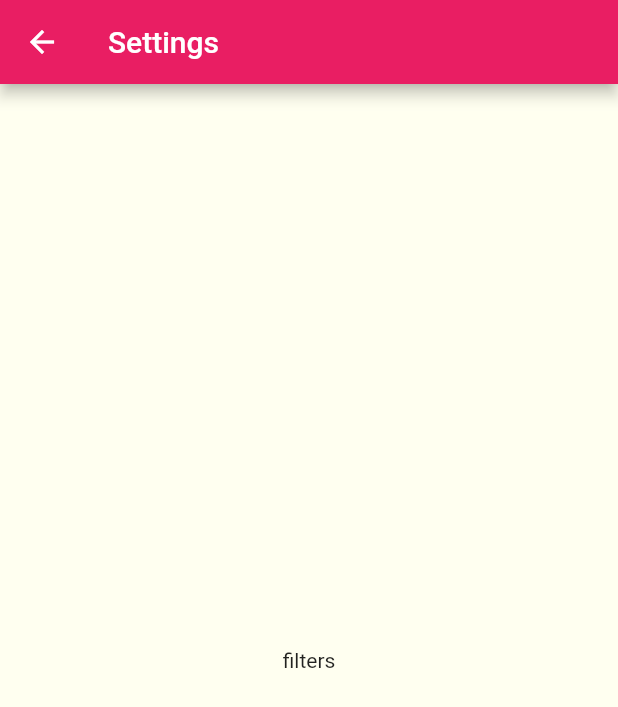
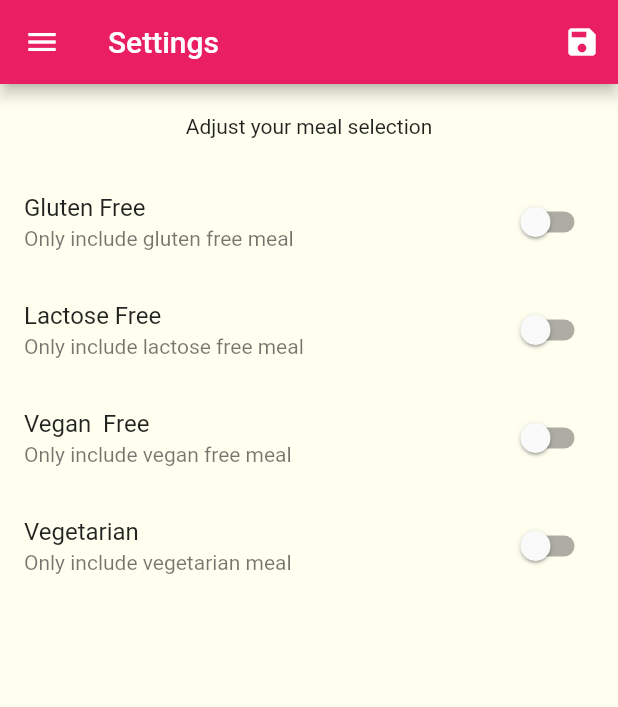
Before and after one commit to ilyosbekkk/meals_app, a Flutter app: the FiltersScreen screen opened by its route, on a phone screen of 412 x 824 dp. Shown: the top 707 px of the screen. Run offline on Flutter 3.47's test engine with Material 2 defaults, Android fonts, the phone set to English and light mode, and no system bars.

Commit message:
app completed

```diff
--- a/lib/main.dart
+++ b/lib/main.dart
@@ -1,9 +1,11 @@
 import 'package:flutter/material.dart';
+import 'package:meals_udemy/dummy_data.dart';
+import 'package:meals_udemy/models/meal.dart';
 import 'package:meals_udemy/screens/filters_screen.dart';
 import 'package:meals_udemy/screens/meal_detail_screen.dart';
+import 'package:meals_udemy/screens/meals_screen.dart';
 import 'package:meals_udemy/screens/pagenotfound_screen.dart';
 import 'package:meals_udemy/screens/tabs_screen.dart';
-import 'file:///D:/Flutter%20Projects/meals_udemy/lib/widgets/recipes.dart';
 
 import 'screens/categories_screen.dart';
 
@@ -11,8 +13,47 @@ void main() {
   runApp(MyApp());
 }
 
-class MyApp extends StatelessWidget {
-  // This widget is the root of your application.
+class MyApp extends StatefulWidget {
+  @override
+  _MyAppState createState() => _MyAppState();
+}
+
+class _MyAppState extends State<MyApp> {
+  Map<String, bool> currentSelection = {
+    'gluten': false,
+    'lactose': false,
+    'vegan': false,
+    'vegetarian': false
+  };
+  List<Meal> _availableMeals = DUMMY_MEALS;
+  List<Meal> _favoriteMeals = [];
+
+  void _setSelection(Map<String, bool> selection) {
+    setState(() {
+      currentSelection = selection;
+      _availableMeals = DUMMY_MEALS.where((element) {
+        if (currentSelection['gluten'] && !element.isGlutenFree) return false;
+        if (currentSelection['lactose'] && !element.isLactoseFree) return false;
+        if (currentSelection['vegan'] && !element.isVegan) return false;
+        if (currentSelection['vegetarian'] && !element.isVegetarian)
+          return false;
+        return true;
+      }).toList();
+    });
+  }
+
+  void _setFavorite(Meal meal) {
+     setState(() {
+       _favoriteMeals.add(meal);
+     });
+  }
+  void _undoFavorite(Meal meal){
+    setState(() {
+      _favoriteMeals.remove(meal);
+    });
+  }
+
+
   @override
   Widget build(BuildContext context) {
     return MaterialApp(
@@ -27,10 +68,12 @@ class MyApp extends StatelessWidget {
                 bodyText1: TextStyle(color: Color.fromRGBO(20, 51, 51, 1)))),
         initialRoute: '/',
         routes: {
-          '/': (context) => TabsScreen(),
-          '/recipes': (context) => IndividualCategory(),
-          '/recipes/meal_detail': (context) => MealDetail(),
-          '/filters': (context) => FiltersScreen()
+          '/': (context) => TabsScreen(_favoriteMeals),
+          '/recipes': (context) => IndividualCategory(
+                meals: _availableMeals,
+              ),
+          '/recipes/meal_detail': (context) => MealDetail(_setFavorite, _undoFavorite),
+          '/filters': (context) => FiltersScreen(_setSelection, currentSelection)
         },
 
         //can be useful in some cases:  when your pages are created dynamically
@@ -39,20 +82,3 @@ class MyApp extends StatelessWidget {
             MaterialPageRoute(builder: (context) => PageNotFound()));
   }
 }
-
-class MyHomePage extends StatefulWidget {
-  @override
-  _MyHomePageState createState() => _MyHomePageState();
-}
-
-class _MyHomePageState extends State<MyHomePage> {
-  @override
-  Widget build(BuildContext context) {
-    return Scaffold(
-      appBar: AppBar(
-        title: Text("My App"),
-      ),
-      // This trailing comma makes auto-formatting nicer for build methods.
-    );
-  }
-}
--- a/lib/models/meal.dart
+++ b/lib/models/meal.dart
@@ -3,7 +3,7 @@ import 'package:flutter/foundation.dart';
 enum Complexity { Simple, Challenging, Hard }
 enum Affordability { Affordable, Pricey, Luxurious }
 
-class Meal{
+class Meal {
   final String id;
   final List<String> categories;
   final String title;
@@ -17,9 +17,10 @@ class Meal{
   final bool isLactoseFree;
   final bool isVegan;
   final bool isVegetarian;
+  bool isFavorite = false;
 
-  Meal(
-      {@required this.id,
+  Meal({
+    @required this.id,
     @required this.categories,
     @required this.title,
     @required this.imageUrl,
@@ -31,5 +32,6 @@ class Meal{
     @required this.isGlutenFree,
     @required this.isLactoseFree,
     @required this.isVegan,
-      @required this.isVegetarian});
+    @required this.isVegetarian,
+  });
 }
--- a/lib/screens/filters_screen.dart
+++ b/lib/screens/filters_screen.dart
@@ -1,15 +1,95 @@
 import 'package:flutter/material.dart';
+import 'package:meals_udemy/widgets/main_drawer.dart';
 
-class FiltersScreen extends StatelessWidget {
+class FiltersScreen extends StatefulWidget {
+  final Function setSelection;
+  final Map<String, dynamic> myMap;
+
+  FiltersScreen(this.setSelection, this.myMap);
+
+  @override
+  _FiltersScreenState createState() => _FiltersScreenState();
+}
+
+class _FiltersScreenState extends State<FiltersScreen> {
+  bool _glutenFree;
+  bool _vegetarian;
+  bool _vegan;
+  bool _lactoseFree;
+
+  @override
+  void initState() {
+    // TODO: implement initState
+    super.initState();
+    _glutenFree = widget.myMap['gluten'];
+    _vegetarian = widget.myMap['vegetarian'];
+    _vegan = widget.myMap['vegan'];
+    _lactoseFree = widget.myMap['lactose'];
+  }
+
   @override
   Widget build(BuildContext context) {
     return Scaffold(
       appBar: AppBar(
         title: Text("Settings"),
+        actions: [
+          IconButton(
+              icon: Icon(Icons.save),
+              onPressed: () {
+                widget.setSelection({'gluten': _glutenFree, 'lactose': _lactoseFree, 'vegan': _vegan, 'vegetarian': _vegetarian,});
+              })
+        ],
       ),
-      body: Center(
-        child: Text("filters"),
+      body: Column(
+        children: [
+          Container(
+            padding: EdgeInsets.all(20),
+            child: Text("Adjust your meal selection"),
+          ),
+          Expanded(
+              child: ListView(
+            children: [
+              buildSwitchListTile(
+                  _glutenFree, "Gluten Free", "Only include gluten free meal",
+                  (newValue) {
+                setState(() {
+                  _glutenFree = newValue;
+                });
+              }),
+              buildSwitchListTile(_lactoseFree, "Lactose Free",
+                  "Only include lactose free meal", (newValue) {
+                setState(() {
+                  _lactoseFree = newValue;
+                });
+              }),
+              buildSwitchListTile(
+                  _vegan, "Vegan  Free", "Only include vegan free meal",
+                  (newValue) {
+                setState(() {
+                  _vegan = newValue;
+                });
+              }),
+              buildSwitchListTile(
+                  _vegetarian, "Vegetarian", "Only include vegetarian meal",
+                  (newValue) {
+                setState(() {
+                  _vegetarian = newValue;
+                });
+              }),
+            ],
+          ))
+        ],
       ),
+      drawer: MainDrawer(),
     );
   }
+
+  Widget buildSwitchListTile(
+      bool currentValue, String title, String subtitle, Function updateValue) {
+    return SwitchListTile(
+        onChanged: updateValue,
+        value: currentValue,
+        title: Text(title),
+        subtitle: Text(subtitle));
+  }
 }
--- a/lib/widgets/recipes.dart
+++ b/lib/screens/meals_screen.dart
@@ -1,8 +1,13 @@
 import 'package:flutter/material.dart';
 import 'package:meals_udemy/dummy_data.dart';
-import 'meal_item.dart';
+import 'package:meals_udemy/models/meal.dart';
+import '../widgets/meal_item.dart';
 
 class IndividualCategory extends StatefulWidget {
+  final List<Meal> meals;
+
+  const IndividualCategory({this.meals});
+
   @override
   _IndividualCategoryState createState() => _IndividualCategoryState();
 }
@@ -15,7 +20,7 @@ class _IndividualCategoryState extends State<IndividualCategory> {
     final id = modalRoutArguments['id'];
     final title = modalRoutArguments['title'];
     final filteredMeals =
-        DUMMY_MEALS.where((meal) => meal.categories.contains(id)).toList();
+        widget.meals.where((meal) => meal.categories.contains(id)).toList();
 
     return Scaffold(
         appBar: AppBar(
@@ -25,12 +30,11 @@ class _IndividualCategoryState extends State<IndividualCategory> {
             itemCount: filteredMeals.length,
             itemBuilder: (context, index) {
               return MealItem(
-                title: filteredMeals[index].title,
-                imaeUrl: filteredMeals[index].imageUrl,
-                duration: filteredMeals[index].duration,
-                complexity: filteredMeals[index].complexity,
-                affordability: filteredMeals[index].affordability,
-              );
+                  title: filteredMeals[index].title,
+                  imaeUrl: filteredMeals[index].imageUrl,
+                  duration: filteredMeals[index].duration,
+                  complexity: filteredMeals[index].complexity,
+                  affordability: filteredMeals[index].affordability);
             }));
   }
 }
--- a/lib/screens/tabs_screen.dart
+++ b/lib/screens/tabs_screen.dart
@@ -1,4 +1,5 @@
 import 'package:flutter/material.dart';
+import 'package:meals_udemy/models/meal.dart';
 import 'package:meals_udemy/screens/favorites_screen.dart';
 import 'package:meals_udemy/widgets/main_drawer.dart';
 import 'categories_screen.dart';
@@ -6,6 +7,11 @@ import 'categories_screen.dart';
 import 'categories_screen.dart';
 
 class TabsScreen extends StatefulWidget {
+
+  final List<Meal> favoriteMeals;
+
+  const TabsScreen(this.favoriteMeals);
+
   @override
   _TabsScreenState createState() => _TabsScreenState();
 }
@@ -28,7 +34,7 @@ class _TabsScreenState extends State<TabsScreen> {
             ),
           ),
           body: TabBarView(
-            children: [CategoriesScreen(), Favorites()],
+            children: [CategoriesScreen(), Favorites(widget.favoriteMeals)],
           ),
         ),
       ),
--- a/lib/widgets/category_item.dart
+++ b/lib/widgets/category_item.dart
@@ -1,5 +1,4 @@
 import 'package:flutter/material.dart';
-import 'file:///D:/Flutter%20Projects/meals_udemy/lib/widgets/recipes.dart';
 
 class CategoryItem extends StatelessWidget {
   final String id;
```
Also changed, not shown: lib/screens/favorites_screen.dart (+26 -2 lines), lib/screens/meal_detail_screen.dart (+35 -6 lines), lib/widgets/main_drawer.dart (+17 -14 lines), lib/widgets/meal_item.dart (+11 -20 lines). Lines whose indentation alone changed are shown as unchanged.
